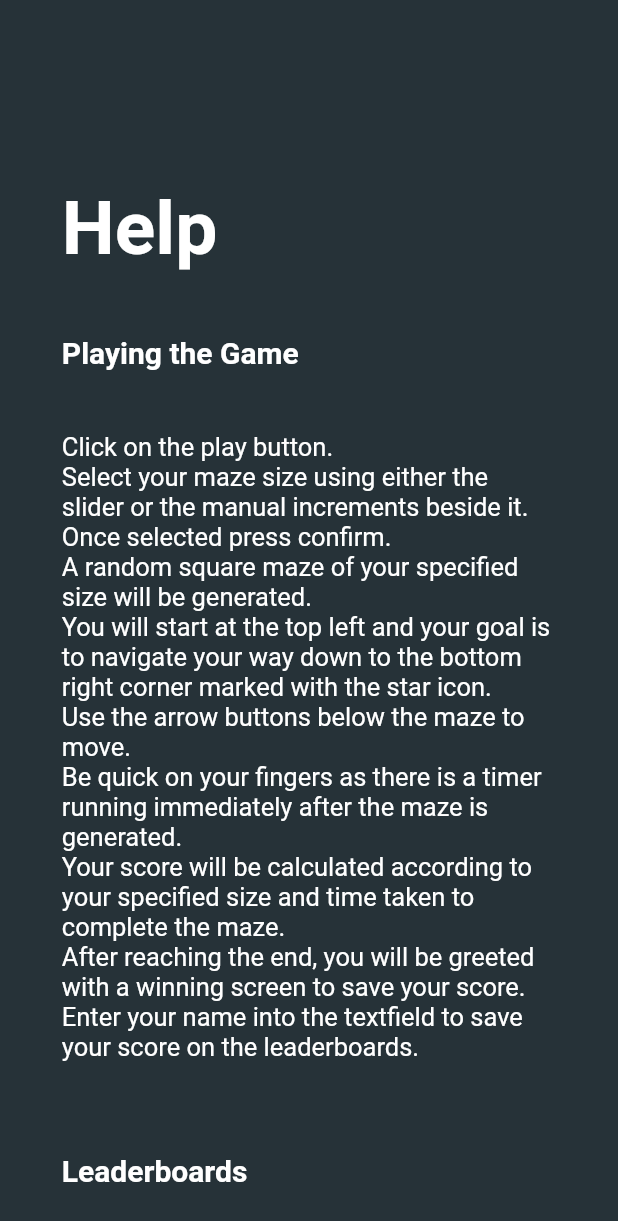
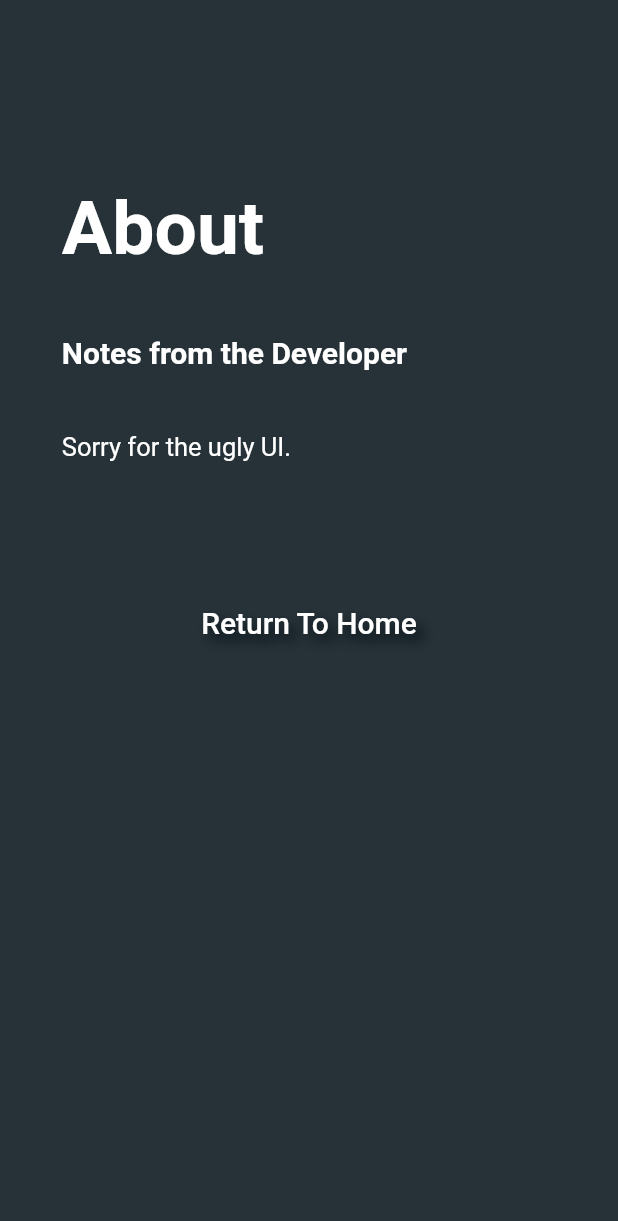
Before and after one commit to Oceankoh/amazes, a Flutter app: the About screen opened directly, on a phone screen of 412 x 824 dp. Shown: the top 1221 px of the screen. Run offline on Flutter 3.47's test engine with Material 2 defaults, Android fonts, the phone set to English and light mode, and no system bars; our stand-ins replace audioplayers, cloud_firestore, material_design_icons_flutter, shared_preferences; missing offline and left inert: animator; accounts and stored records are empty; generated files the repository leaves out were written again.

Commit message:
Edited about page.

```diff
--- a/lib/AboutPath/Help.dart
+++ b/lib/AboutPath/Help.dart
@@ -9,33 +9,12 @@ class About extends StatefulWidget {
 }
 
 //TODO update help page
-class AboutState extends State<About> with WidgetsBindingObserver{
-  final String helpGame = """
-Click on the play button.
-Select your maze size using either the slider or the manual increments beside it.
-Once selected press confirm.
-A random square maze of your specified size will be generated.
-You will start at the top left and your goal is to navigate your way down to the bottom right corner marked with the star icon.
-Use the arrow buttons below the maze to move.
-Be quick on your fingers as there is a timer running immediately after the maze is generated.
-Your score will be calculated according to your specified size and time taken to complete the maze.
-After reaching the end, you will be greeted with a winning screen to save your score.
-Enter your name into the textfield to save your score on the leaderboards.
-""";
-  final String helpLeaderboard = """
-You can check the leaderboard by pressing the leaderboards button.
-You can then choose to view either the local leaderboard or an online leaderboard.
-Your score is automatically saved to the local leaderboard. You may clear the scores at any time by simply clicking on the clear leaderboard button.
-If you have previously connected to an online leaderboard, your score will also be saved there.
-Should you be unable to save your score, please ensure you have a stable internet connection.
-To connect to a new leaderboard, you may either enter the leaderboard ID of an existing board or opt to create a new board.
-Once your board has been created you may share the boardID with your friends and compete for the top position.
-Should you choose to join another online leaderboard, you may select the leave leaderboard option.
-""";
-  final String helpSettings = """
-Clicking on the settings button brings allows you to configure the game settings.
-You may increase or decrease the Game music or background music by using the sliders.
-""";
+class AboutState extends State<About> with WidgetsBindingObserver {
+  final String helpGame = """Click on the play button. Select your maze size using either the slider or the manual increments beside it. Once selected press confirm. A random square maze of your specified size will be generated. You will start at the top left and your goal is to navigate your way down to the bottom right corner marked with the star icon. Use the arrow buttons below the maze to move. Be quick on your fingers as there is a timer running immediately after the maze is generated. Your score will be calculated according to your specified size and time taken to complete the maze. After reaching the end, you will be greeted with a winning screen to save your score. Enter your name into the textfield to save your score on the leaderboards.""";
+  final String helpLeaderboard = """You can check the leaderboard by pressing the leaderboards button. You can then choose to view either the local leaderboard or an online leaderboard. Your score is automatically saved to the local leaderboard. You may clear the scores at any time by simply clicking on the clear leaderboard button. If you have previously connected to an online leaderboard, your score will also be saved there. Should you be unable to save your score, please ensure you have a stable internet connection. To connect to a new leaderboard, you may either enter the leaderboard ID of an existing board or opt to create a new board. Once your board has been created you may share the boardID with your friends and compete for the top position. Should you choose to join another online leaderboard, you may select the leave leaderboard option.""";
+  final String helpSettings = """Clicking on the settings button brings allows you to configure the game settings. You may increase or decrease the Game music or background music by using the sliders. """;
+  final String about = """Sorry for the ugly UI.""";
+  final String devDetails = """You can find my github and website here"""; //TODO: add link
 
   @override
   void initState() {
@@ -77,8 +56,22 @@ You may increase or decrease the Game music or background music by using the sli
           Padding(
               padding: EdgeInsets.only(
                   left: dev.screenWidth * 0.1, top: dev.screenHeight * 0.15),
-              child: Text('Help', style: Theme.of(context).textTheme.headline)),
+              child: Text('About', style: Theme.of(context).textTheme.headline)),
           Padding(
+              padding: EdgeInsets.all(dev.screenWidth * 0.1),
+              child: Text(
+                'Notes from the Developer',
+                style: Theme.of(context).textTheme.subhead,
+              )),
+          Padding(
+              padding: EdgeInsets.fromLTRB(
+                  dev.screenWidth * 0.1, 0, dev.screenWidth * 0.1, dev.screenWidth * 0.2),
+              child: Text(
+                about,
+                style: Theme.of(context).textTheme.body1,
+                textAlign: TextAlign.justify,
+              )),
+          /*Padding(
               padding: EdgeInsets.all(dev.screenWidth * 0.1),
               child: Text(
                 'Playing the Game',
@@ -90,6 +83,7 @@ You may increase or decrease the Game music or background music by using the sli
               child: Text(
                 helpGame,
                 style: Theme.of(context).textTheme.body1,
+                textAlign: TextAlign.justify,
               )),
           Padding(
               padding: EdgeInsets.all(dev.screenWidth * 0.1),
@@ -100,10 +94,9 @@ You may increase or decrease the Game music or background music by using the sli
           Padding(
               padding: EdgeInsets.fromLTRB(
                   dev.screenWidth * 0.1, 0, dev.screenWidth * 0.1, 0),
-              child: Text(
-                helpLeaderboard,
-                style: Theme.of(context).textTheme.body1,
-              )),
+              child: Text(helpLeaderboard,
+                  style: Theme.of(context).textTheme.body1,
+                  textAlign: TextAlign.justify)),
           Padding(
               padding: EdgeInsets.all(dev.screenWidth * 0.1),
               child: Text(
@@ -113,10 +106,9 @@ You may increase or decrease the Game music or background music by using the sli
           Padding(
               padding: EdgeInsets.fromLTRB(
                   dev.screenWidth * 0.1, 0, dev.screenWidth * 0.1, 0),
-              child: Text(
-                helpSettings,
-                style: Theme.of(context).textTheme.body1,
-              )),
+              child: Text(helpSettings,
+                  style: Theme.of(context).textTheme.body1,
+                  textAlign: TextAlign.justify)),*/
           Center(
               child: MaterialButton(
                   height: 50,
--- a/lib/LeaderboardPath/LeaderboardHome.dart
+++ b/lib/LeaderboardPath/LeaderboardHome.dart
@@ -155,6 +155,7 @@ class LBOptionsState extends State<SelectLeaderboard>
                               .collection("Leaderboard")
                               .add(newMap)
                               .then((documentReference) {
+                                print(documentReference.documentID);
                             //store the boardID for auto-login on next viewing
                             prefs.setString(
                                 "onlineBoardID", documentReference.documentID);
```
Also changed, not shown: 1 other file.
